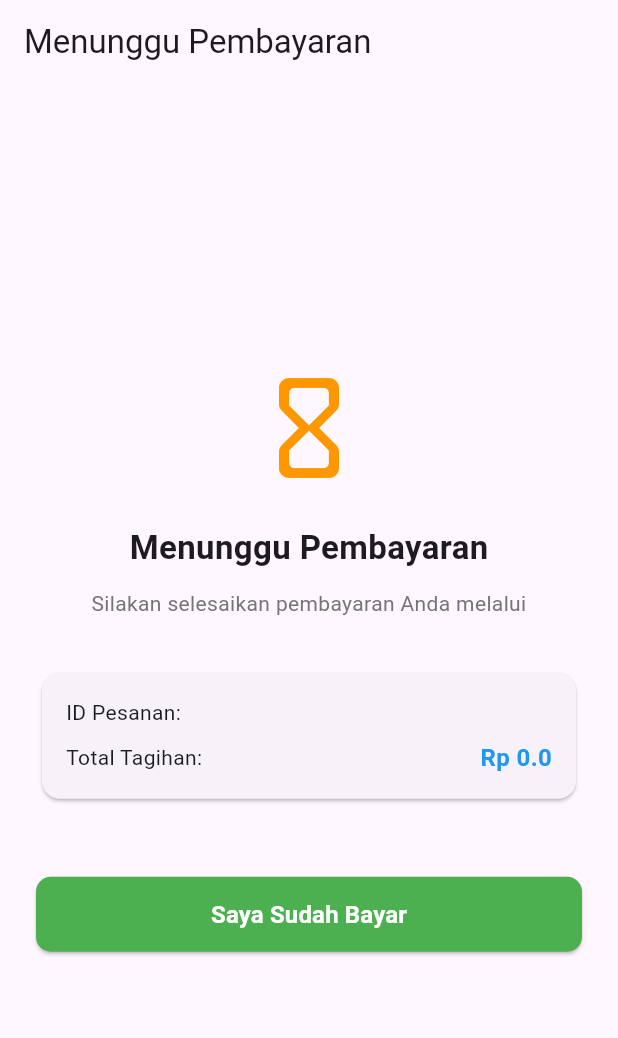
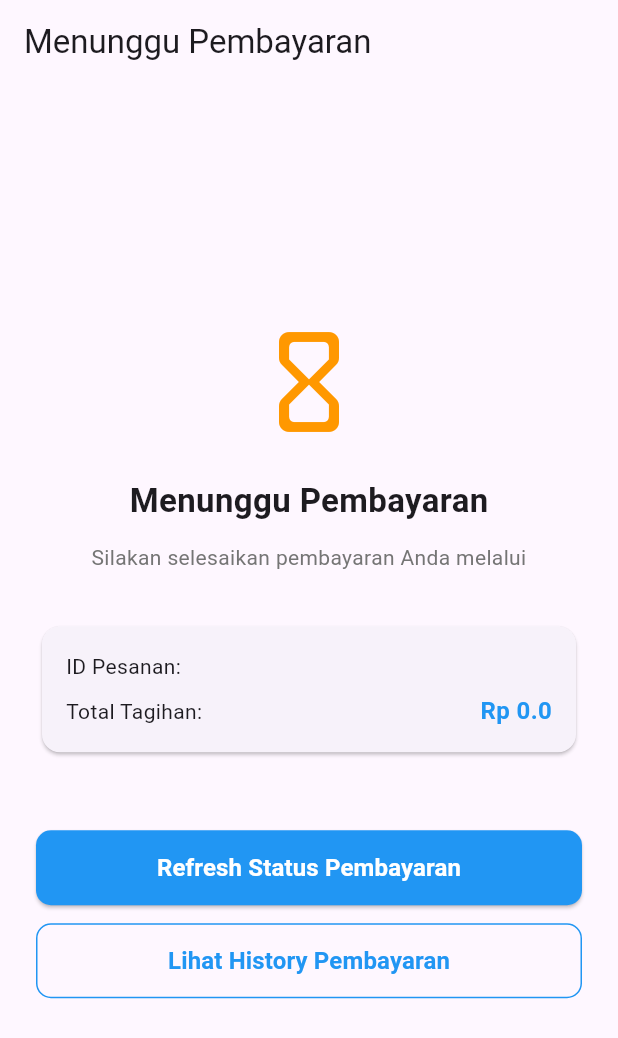
Before and after one commit to Muh-Arifin26/uts_permatastore, a Flutter app: the WaitingPaymentPage screen opened directly with empty values, on a phone screen of 412 x 824 dp. Shown: the top 1038 px of the screen. Run offline on Flutter 3.47's test engine with Material 3 defaults, Android fonts, the phone set to English and light mode, and no system bars; our stand-ins replace app_links, cloud_firestore, firebase_auth, firebase_core, google_sign_in, shared_preferences; accounts and stored records are empty.

Commit message:
feat : memoerbaiki refresh status oembayaran jika belum di bayarkan maka tidak akan pernah berhasil pembayarannya

```diff
--- a/lib/features/cart/pages/payment_detail_page.dart
+++ b/lib/features/cart/pages/payment_detail_page.dart
@@ -60,9 +60,8 @@ class _PaymentDetailPageState extends State<PaymentDetailPage> {
         // Selain COD (Dompet Ku / VA), masuk ke halaman Menunggu Pembayaran
         if (_selectedMethod == 'dompet_ku') {
           final deepLink = Uri.parse(
-            "dompetkampus://pay?merchant_id=permata_store&merchant_name=Permata%20Store&amount=${widget.cart.totalPrice}&description=Pembayaran%20Order%20$orderId&reference=$orderId"
+            "dompetkampus://pay?merchant_id=permata_store&merchant_name=Permata%20Store&amount=${widget.cart.totalPrice}&description=Pembayaran%20Order%20$orderId&reference=$orderId&callback=permatastore://payment-callback"
           );
-
           if (await canLaunchUrl(deepLink)) {
             await launchUrl(deepLink, mode: LaunchMode.externalApplication);
           } else {
--- a/lib/features/cart/pages/waiting_payment_page.dart
+++ b/lib/features/cart/pages/waiting_payment_page.dart
@@ -1,6 +1,7 @@
 import 'package:flutter/material.dart';
 import 'package:cloud_firestore/cloud_firestore.dart';
 import 'success_page.dart';
+import '../../profile/pages/my_orders_page.dart';
 
 class WaitingPaymentPage extends StatefulWidget {
   final String orderId;
@@ -26,16 +27,19 @@ class _WaitingPaymentPageState extends State<WaitingPaymentPage> {
   Future<void> _checkPayment() async {
     setState(() => _isChecking = true);
 
-    // Simulasi verifikasi pembayaran
+    // Tunggu sebentar untuk simulasi loading pengecekan
     await Future.delayed(const Duration(seconds: 1));
 
     try {
-      // Update status order di Firestore menjadi "Berhasil"
-      await FirebaseFirestore.instance
+      // Ambil dokumen order terbaru dari Firestore
+      final doc = await FirebaseFirestore.instance
           .collection('orders')
           .doc(widget.orderId)
-          .update({'status': 'Berhasil'});
+          .get();
 
+      final currentStatus = doc.data()?['status'] ?? 'Menunggu Pembayaran';
+
+      if (currentStatus == 'Berhasil') {
         widget.onPaymentSuccess();
 
         if (mounted) {
@@ -44,10 +48,20 @@ class _WaitingPaymentPageState extends State<WaitingPaymentPage> {
             MaterialPageRoute(builder: (_) => const SuccessPage()),
           );
         }
+      } else {
+        if (mounted) {
+          ScaffoldMessenger.of(context).showSnackBar(
+            const SnackBar(
+              content: Text("Pembayaran belum masuk. Silakan selesaikan pembayaran di aplikasi Dompet Ku terlebih dahulu."),
+              backgroundColor: Colors.orange,
+            ),
+          );
+        }
+      }
     } catch (e) {
       if (mounted) {
         ScaffoldMessenger.of(context).showSnackBar(
-          SnackBar(content: Text("Gagal memproses: $e")),
+          SnackBar(content: Text("Gagal memeriksa status: $e")),
         );
       }
     } finally {
@@ -127,7 +141,7 @@ class _WaitingPaymentPageState extends State<WaitingPaymentPage> {
                 height: 50,
                 child: ElevatedButton(
                   style: ElevatedButton.styleFrom(
-                    backgroundColor: Colors.green,
+                    backgroundColor: Colors.blue,
                     shape: RoundedRectangleBorder(
                       borderRadius: BorderRadius.circular(10),
                     ),
@@ -136,11 +150,38 @@ class _WaitingPaymentPageState extends State<WaitingPaymentPage> {
                   child: _isChecking
                       ? const CircularProgressIndicator(color: Colors.white)
                       : const Text(
-                          "Saya Sudah Bayar",
+                          "Refresh Status Pembayaran",
                           style: TextStyle(
                             fontSize: 16,
                             fontWeight: FontWeight.bold,
                             color: Colors.white,
+                          ),
+                        ),
+                ),
+              ),
+              const SizedBox(height: 12),
+              SizedBox(
+                width: double.infinity,
+                height: 50,
+                child: OutlinedButton(
+                  style: OutlinedButton.styleFrom(
+                    side: const BorderSide(color: Colors.blue),
+                    shape: RoundedRectangleBorder(
+                      borderRadius: BorderRadius.circular(10),
+                    ),
+                  ),
+                  onPressed: () {
+                    Navigator.push(
+                      context,
+                      MaterialPageRoute(builder: (_) => const MyOrdersPage()),
+                    );
+                  },
+                  child: const Text(
+                    "Lihat History Pembayaran",
+                    style: TextStyle(
+                      fontSize: 16,
+                      fontWeight: FontWeight.bold,
+                      color: Colors.blue,
                     ),
                   ),
                 ),
--- a/lib/features/profile/pages/my_orders_page.dart
+++ b/lib/features/profile/pages/my_orders_page.dart
@@ -165,7 +165,7 @@ class MyOrdersPage extends StatelessWidget {
                                 final paymentMethod = data['payment_method'] ?? 'Dompet Ku';
                                 if (paymentMethod == 'Dompet Ku') {
                                   final deepLink = Uri.parse(
-                                    "dompetkampus://pay?merchant_id=permata_store&merchant_name=Permata%20Store&amount=$total&description=Pembayaran%20Order%20$orderId&reference=$orderId"
+                                    "dompetkampus://pay?merchant_id=permata_store&merchant_name=Permata%20Store&amount=$total&description=Pembayaran%20Order%20$orderId&reference=$orderId&callback=permatastore://payment-callback"
                                   );
                                   if (await canLaunchUrl(deepLink)) {
                                     await launchUrl(deepLink, mode: LaunchMode.externalApplication);
--- a/lib/main.dart
+++ b/lib/main.dart
@@ -14,6 +14,12 @@ import 'features/auth/pages/login_page.dart';
 // 🔥 FIREBASE
 import 'package:firebase_core/firebase_core.dart';
 import 'package:firebase_auth/firebase_auth.dart';
+
+// 🔥 DEEPLINK
+import 'package:cloud_firestore/cloud_firestore.dart';
+import 'package:app_links/app_links.dart';
+import 'features/cart/pages/success_page.dart';
+import 'dart:async';
 
 void main() async {
   WidgetsFlutterBinding.ensureInitialized();
@@ -33,9 +39,71 @@ class MyAppWrapper extends StatelessWidget {
         ChangeNotifierProvider(create: (_) => FavoriteModel()),
         ChangeNotifierProvider(create: (_) => ThemeProvider()),
       ],
-      child: const MyApp(),
+      child: const DeepLinkListener(child: MyApp()),
     );
   }
+}
+
+class DeepLinkListener extends StatefulWidget {
+  final Widget child;
+  const DeepLinkListener({super.key, required this.child});
+
+  @override
+  State<DeepLinkListener> createState() => _DeepLinkListenerState();
+}
+
+class _DeepLinkListenerState extends State<DeepLinkListener> {
+  late final AppLinks _appLinks;
+  StreamSubscription<Uri>? _sub;
+
+  @override
+  void initState() {
+    super.initState();
+    _appLinks = AppLinks();
+    _initDeepLinks();
+  }
+
+  @override
+  void dispose() {
+    _sub?.cancel();
+    super.dispose();
+  }
+
+  void _initDeepLinks() {
+    _sub = _appLinks.uriLinkStream.listen((uri) {
+      _handleDeepLink(uri);
+    });
+  }
+
+  void _handleDeepLink(Uri uri) async {
+    if (uri.scheme == 'permatastore' && uri.host == 'payment-callback') {
+      final status = uri.queryParameters['status'];
+      final reference = uri.queryParameters['reference'];
+
+      if (status == 'success' && reference != null) {
+        try {
+          await FirebaseFirestore.instance
+              .collection('orders')
+              .doc(reference)
+              .update({'status': 'Berhasil'});
+
+          if (mounted) {
+            Provider.of<CartModel>(context, listen: false).clearCart();
+            Navigator.pushAndRemoveUntil(
+              context,
+              MaterialPageRoute(builder: (_) => const SuccessPage()),
+              (route) => route.isFirst,
+            );
+          }
+        } catch (e) {
+          debugPrint("Gagal mengupdate order dari callback: $e");
+        }
+      }
+    }
+  }
+
+  @override
+  Widget build(BuildContext context) => widget.child;
 }
 
 class MyApp extends StatelessWidget {
--- a/pubspec.yaml
+++ b/pubspec.yaml
@@ -40,6 +40,8 @@ dependencies:
   google_sign_in: ^6.2.1
   firebase_storage: ^11.7.0
   cloud_firestore: ^4.17.0
+  url_launcher: ^6.3.2
+  app_links: ^6.0.1
 
 dev_dependencies:
   flutter_test:
@@ -51,7 +53,6 @@ dev_dependencies:
   # package. See that file for information about deactivating specific lint
   # rules and activating additional ones.
   flutter_lints: ^5.0.0
-  url_launcher: ^6.3.2
 
 # For information on the generic Dart part of this file, see the
 # following page: https://dart.dev/tools/pub/pubspec
```
Also changed, not shown: pubspec.lock, 3 other files. Lines whose indentation alone changed are shown as unchanged.
